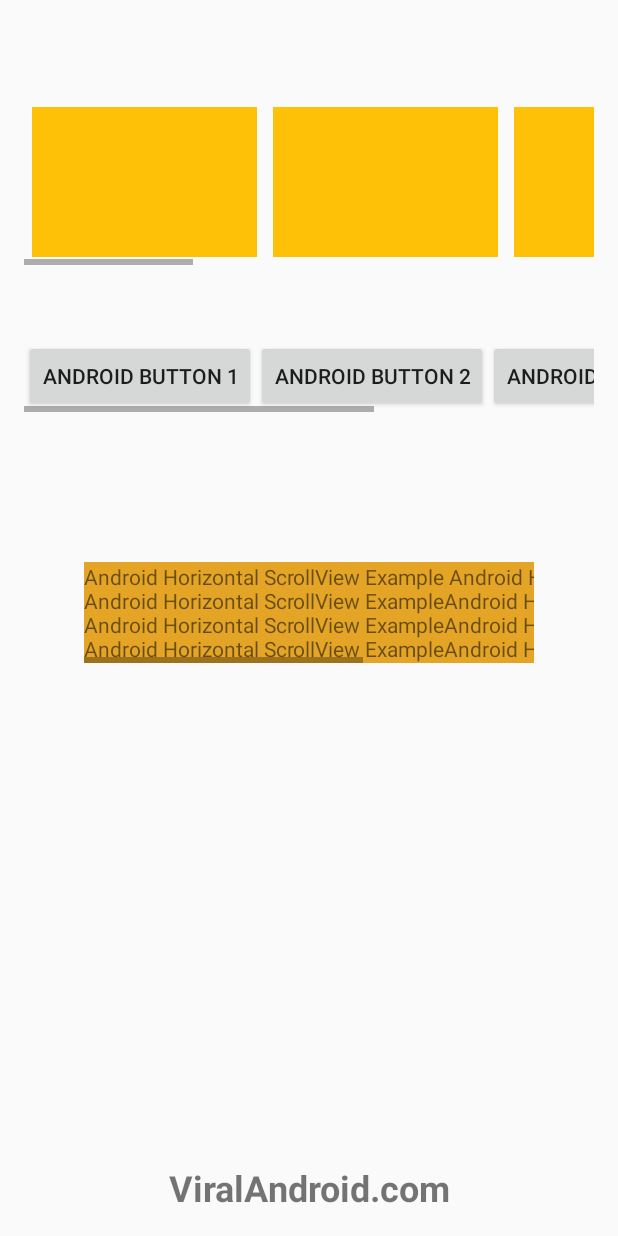
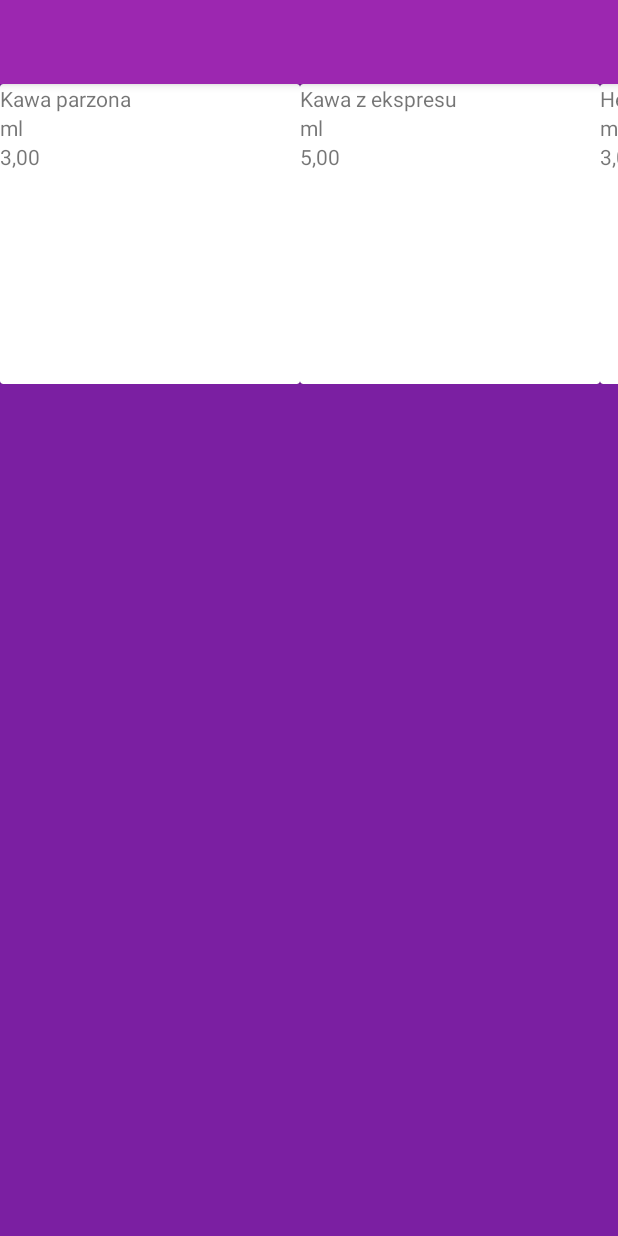
Before and after one commit to karsonPL/BikiniBeachBar, an Android app: the Oferta screen opened directly, with no data from a screen before it, on a phone screen of 412 x 824 dp. Run offline under Robolectric (Android 15) with nearby library versions, the phone set to English and light mode, and no system bars; our stand-ins replace ButterKnife.

Commit message:
2017.04.19

```diff
--- a/app/build.gradle
+++ b/app/build.gradle
@@ -30,5 +30,6 @@ dependencies {
     compile 'com.jakewharton:butterknife:7.0.1'
     compile 'com.android.support:recyclerview-v7:25.3.1'
     compile 'com.android.support:palette-v7:25.3.1'
+    compile 'com.android.support:cardview-v7:25.3.1'
     testCompile 'junit:junit:4.12'
 }
--- /dev/null
+++ b/app/src/main/java/co/gostyn/karson/bikinibeachbar/Menu.java
@@ -0,0 +1,125 @@
+package co.gostyn.karson.bikinibeachbar;
+
+import android.content.Context;
+
+import org.json.JSONArray;
+import org.json.JSONException;
+import org.json.JSONObject;
+
+import java.io.IOException;
+import java.io.InputStream;
+import java.io.Serializable;
+
+/**
+ * Created by karol on 2017-04-19.
+ */
+
+public class Menu implements Serializable {
+    private String nazwa;
+    private String opis;
+    private String cena;
+    private String gfx;
+
+    public Menu() {
+    }
+
+    public Menu(String nazwa, String opis, String cena, String gfx) {
+        this.nazwa = nazwa;
+        this.opis = opis;
+        this.cena = cena;
+        this.gfx = gfx;
+    }
+
+    public Menu(JSONObject jsonObject) throws JSONException {
+        nazwa = jsonObject.getString("nazwa");
+        opis = jsonObject.getString("opis");
+        cena = jsonObject.getString("cena");
+      //  gfx = String.format("images/%s.jpg", gfx.toLowerCase());
+
+      //  video = jsonObject.optString("video");
+
+
+    }
+
+    //metoda ladujaca z JSONa tablice
+    public static Menu[] loadArrayFromJson (Context context, String type) {
+        try {
+            String json = loadStringFromAssets(context, "menu.json");
+            JSONObject jsonObject = new JSONObject(json);
+            JSONArray jsonArray = jsonObject.getJSONArray(type);
+
+            return getMenuFromJsonArray(jsonArray);
+
+        } catch (IOException e) {
+            e.printStackTrace();
+        } catch (JSONException e) {
+            e.printStackTrace();
+        }
+
+        //jak sie nie uda to zwraca pusta tablice
+        return new Menu[0];
+    }
+
+
+    private static Menu[] getMenuFromJsonArray(JSONArray jsonArray) throws JSONException {
+        Menu[] menuObjects = new Menu[jsonArray.length()];
+
+        for (int i = 0; i <  jsonArray.length(); i++) {
+            Menu menuObject = new Menu(jsonArray.getJSONObject(i));
+            menuObjects[i] = menuObject;
+        }
+        return menuObjects;
+      /*  Toast.makeText(, "", Toast.LENGTH_SHORT).show();
+        Toast.makeText(, "", Toast.LENGTH_SHORT).show();
+        Toast.makeText(, "", Toast.LENGTH_SHORT).show();
+        Toast.makeText(, "", Toast.LENGTH_SHORT).show();*/
+    }
+
+    //metoda wczytujaca plik i zwracajaca go jako String
+    public static String loadStringFromAssets(Context context, String fileName) throws IOException {
+        InputStream inputStream = context.getAssets().open(fileName);
+
+       //sprawdza wielkosc pliku i tworzy bufor o tym rozmiarze
+        int size = inputStream.available();
+        byte[] buffer = new byte[size];
+
+        //wczytanie pliku do bufora
+        inputStream.read(buffer);
+        inputStream.close();
+
+        return new String(buffer, "UTF-8");
+    }
+
+
+    public String getNazwa() {
+        return nazwa;
+    }
+
+    public void setNazwa(String nazwa) {
+        this.nazwa = nazwa;
+    }
+
+    public String getOpis() {
+        return opis;
+    }
+
+    public void setOpis(String opis) {
+        this.opis = opis;
+    }
+
+    public String getCena() {
+        return cena;
+    }
+
+    public void setCena(String cena) {
+        this.cena = cena;
+    }
+
+    public String getGfx() {
+        return gfx;
+    }
+
+    public void setGfx(String gfx) {
+        this.gfx = gfx;
+    }
+}
--- /dev/null
+++ b/app/src/main/java/co/gostyn/karson/bikinibeachbar/MenuAdapter.java
@@ -0,0 +1,82 @@
+package co.gostyn.karson.bikinibeachbar;
+
+import android.support.v7.widget.RecyclerView;
+import android.view.LayoutInflater;
+import android.view.View;
+import android.view.ViewGroup;
+import android.widget.TextView;
+
+import butterknife.Bind;
+import butterknife.ButterKnife;
+
+/**
+ * Created by karol on 2017-04-19.
+ */
+
+public class MenuAdapter extends RecyclerView.Adapter<MenuAdapter.MenuAdapterHolder> {
+
+    private final Menu[] menus;
+
+    public MenuAdapter(Menu[] menus) {
+        this.menus = menus;
+    }
+
+    @Override
+    public MenuAdapterHolder onCreateViewHolder(ViewGroup parent, int viewType) {
+
+        View view = LayoutInflater.from(parent.getContext()).inflate(R.layout.item_menu, parent, false);
+        return new MenuAdapterHolder(view);
+    }
+
+    @Override
+    public void onBindViewHolder(MenuAdapterHolder holder, int position) {
+
+        Menu menu = menus[position];
+        holder.setMenu(menu);
+
+
+    }
+
+    @Override
+    public int getItemCount() {
+        return menus.length;
+    }
+
+    class MenuAdapterHolder extends RecyclerView.ViewHolder {
+
+        @Bind (R.id.item_menu_nazwa)
+        TextView itemMenuNazwa;
+        @Bind (R.id.item_menu_opis)
+        TextView itemMenuOpis;
+        @Bind (R.id.item_menu_cena)
+        TextView itemMenuCena;
+
+        private Menu menu;
+
+
+
+        public MenuAdapterHolder(View itemView) {
+            super(itemView);
+            ButterKnife.bind(this, itemView);
+
+
+        }
+
+        public void setMenu(Menu menu) {
+            this.menu = menu;
+
+
+//ladowanie danych z tablicy do widokow
+            itemMenuNazwa.setText(menu.getNazwa());
+            itemMenuOpis.setText(menu.getOpis());
+            itemMenuCena.setText((menu.getCena()));
+
+
+
+
+        }
+    }
+
+
+
+}
--- a/app/src/main/java/co/gostyn/karson/bikinibeachbar/Oferta.java
+++ b/app/src/main/java/co/gostyn/karson/bikinibeachbar/Oferta.java
@@ -1,13 +1,29 @@
 package co.gostyn.karson.bikinibeachbar;
 
+import android.os.Bundle;
 import android.support.v7.app.AppCompatActivity;
-import android.os.Bundle;
+import android.support.v7.widget.LinearLayoutManager;
+import android.support.v7.widget.RecyclerView;
+
+import butterknife.Bind;
+import butterknife.ButterKnife;
 
 public class Oferta extends AppCompatActivity {
+
+    @Bind(R.id.napoje_goraceRV)
+    RecyclerView napojeGorace;
 
     @Override
     protected void onCreate(Bundle savedInstanceState) {
         super.onCreate(savedInstanceState);
         setContentView(R.layout.activity_oferta);
+        ButterKnife.bind(this);
+
+        //ladowanie tablicy pjedynczej i wyswietlanie w RecycleView
+        Menu[] napoje_gorace = Menu.loadArrayFromJson(this, "napoje_gorace");
+        napojeGorace.setLayoutManager(new LinearLayoutManager(this, LinearLayoutManager.HORIZONTAL, false));
+        napojeGorace.setAdapter(new MenuAdapter(napoje_gorace));
+
+
     }
 }
--- a/app/src/main/res/drawable/btn_tlo_shape.xml
+++ b/app/src/main/res/drawable/btn_tlo_shape.xml
@@ -13,7 +13,7 @@
     <solid android:color="@color/colorAccent" />
 
     <stroke
-        android:width="1dp"
-        android:color="#EEEEEE" />
+        android:width="0dp"
+        android:color="@color/colorPrimaryDark" />
 
 </shape>
--- a/app/src/main/res/layout/activity_oferta.xml
+++ b/app/src/main/res/layout/activity_oferta.xml
@@ -1,18 +1,42 @@
 <?xml version="1.0" encoding="utf-8"?>
 <LinearLayout xmlns:android="http://schemas.android.com/apk/res/android"
+    xmlns:app="http://schemas.android.com/apk/res-auto"
     android:layout_width="match_parent"
     android:layout_height="match_parent"
-    android:layout_margin="16dp"
+
+
+    android:background="@color/colorPrimaryDark"
     android:orientation="vertical">
 
+    <android.support.design.widget.AppBarLayout
+        android:layout_width="match_parent"
+        android:layout_height="wrap_content"
+        android:theme="@style/AppTheme.AppBarOverlay">
 
+        <android.support.v7.widget.Toolbar
+            android:id="@+id/toolbar"
+            android:layout_width="match_parent"
+            android:layout_height="?attr/actionBarSize"
+            android:background="?attr/colorPrimary"
+            app:popupTheme="@style/AppTheme.PopupOverlay" />
+
+    </android.support.design.widget.AppBarLayout>
+
+<!--
     <HorizontalScrollView
         android:layout_width="wrap_content"
         android:layout_height="wrap_content"
-        android:layout_marginTop="50dp">
+        android:layout_marginTop="50dp">-->
 
 
-        <LinearLayout
+        <android.support.v7.widget.RecyclerView
+
+            android:id="@+id/napoje_goraceRV"
+            android:layout_width="match_parent"
+            android:layout_height="200dp"/>
+
+
+      <!--  <LinearLayout
             android:layout_width="wrap_content"
             android:layout_height="wrap_content">
 
@@ -65,10 +89,10 @@
                 android:background="@color/colorAccent" />
 
 
-        </LinearLayout>
-    </HorizontalScrollView>
+        </LinearLayout>-->
+<!--    </HorizontalScrollView>-->
 
-    <HorizontalScrollView
+    <!--<HorizontalScrollView
         android:layout_width="wrap_content"
         android:layout_height="wrap_content"
         android:layout_marginTop="50dp">
@@ -131,5 +155,5 @@
         android:gravity="center|bottom"
         android:text="ViralAndroid.com"
         android:textSize="24sp"
-        android:textStyle="bold" />
+        android:textStyle="bold" />-->
 </LinearLayout>
--- /dev/null
+++ b/app/src/main/res/layout/item_menu.xml
@@ -0,0 +1,35 @@
+<?xml version="1.0" encoding="utf-8"?>
+<android.support.v7.widget.CardView xmlns:android="http://schemas.android.com/apk/res/android"
+    android:layout_width="200dp"
+    android:layout_height="match_parent">
+
+    <LinearLayout
+        android:layout_width="match_parent"
+        android:layout_height="match_parent"
+        android:orientation="vertical" >
+
+
+        <TextView
+            android:id="@+id/item_menu_nazwa"
+            android:layout_width="wrap_content"
+            android:layout_height="wrap_content"
+            android:text="aaa" />
+
+        <TextView
+            android:id="@+id/item_menu_opis"
+            android:layout_width="wrap_content"
+            android:layout_height="wrap_content"
+            android:text="bbb" />
+
+        <TextView
+            android:id="@+id/item_menu_cena"
+            android:layout_width="wrap_content"
+            android:layout_height="wrap_content"
+            android:text="ccc" />
+
+
+
+    </LinearLayout>
+
+
+</android.support.v7.widget.CardView>
--- a/app/src/main/res/values/styles.xml
+++ b/app/src/main/res/values/styles.xml
@@ -8,4 +8,8 @@
         <item name="colorAccent">@color/colorAccent</item>
     </style>
 
+    <style name="AppTheme.AppBarOverlay" parent="ThemeOverlay.AppCompat.Dark.ActionBar" />
+
+    <style name="AppTheme.PopupOverlay" parent="ThemeOverlay.AppCompat.Light" />
+
 </resources>
```
Also changed, not shown: app/src/main/assets/menu.json (added, +44 -0 lines), app/src/main/java/co/gostyn/karson/bikinibeachbar/MainActivity.java (+64 -14 lines), app/src/main/res/drawable/btn_tlo_orange.xml (deleted, +0 -9 lines), app/src/main/res/drawable/btn_tlo_shape_zapraszamy.xml (added, +19 -0 lines), app/src/main/res/layout/activity_main.xml (+24 -17 lines).
